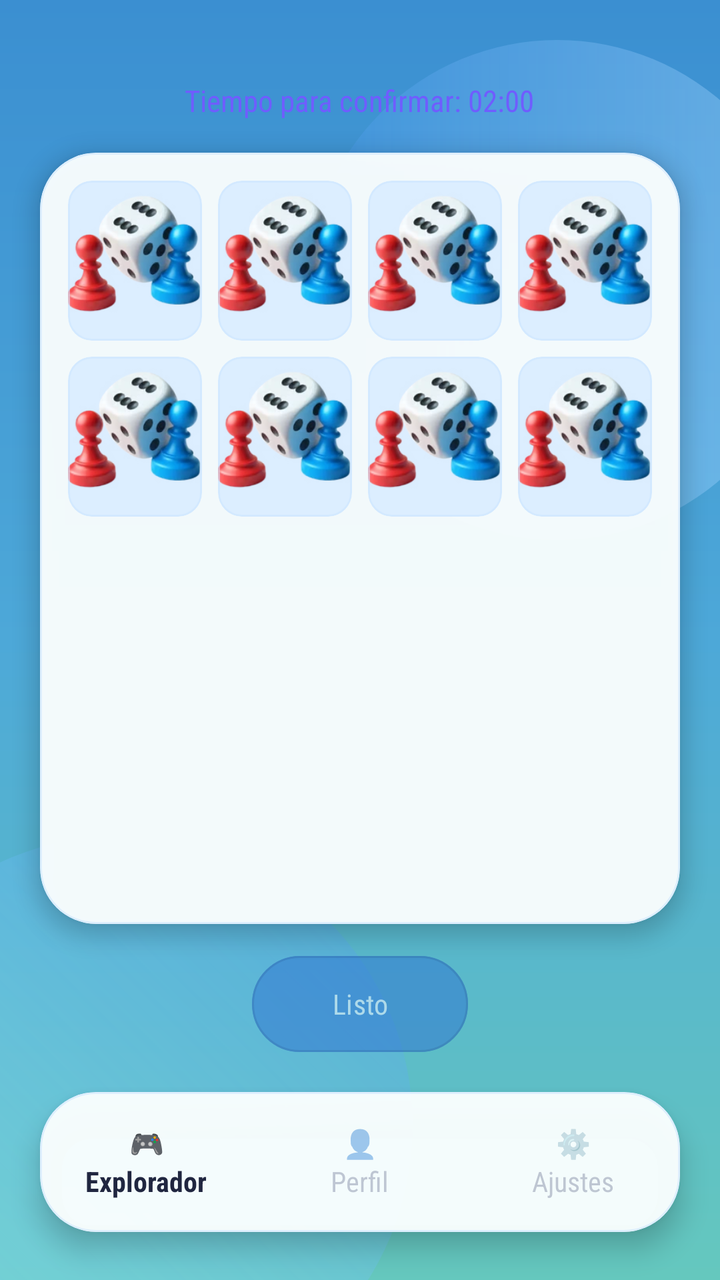
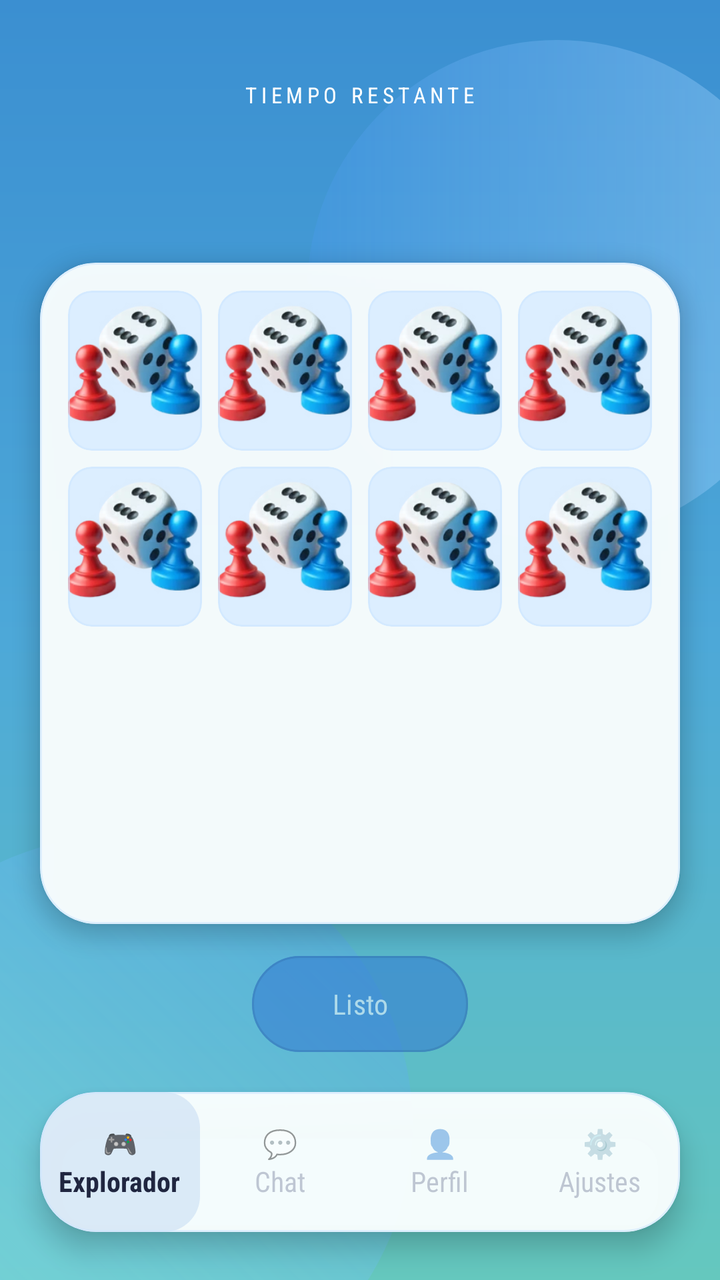

Screens rendered from an Android XML layout before and after an edit, with the pre-edit source and the edit as a unified diff.
<!-- AndroidManifest.xml: application theme Theme.Aura -->
<!-- res/layout/pantalla_juegos.xml -->
<?xml version="1.0" encoding="utf-8"?>
<RelativeLayout xmlns:android="http://schemas.android.com/apk/res/android"
    xmlns:app="http://schemas.android.com/apk/res-auto"
    xmlns:tools="http://schemas.android.com/tools"
    android:id="@+id/main_juegos"
    android:layout_width="match_parent"
    android:layout_height="match_parent"
    android:background="@drawable/bg_login_gradient"
    android:clipChildren="false"
    android:clipToPadding="false"
    tools:context=".PantallaJuegos">

    
    <View
        android:id="@+id/blobTopJuegos"
        android:layout_width="250dp"
        android:layout_height="250dp"
        android:layout_alignParentEnd="true"
        android:layout_marginTop="20dp"
        android:layout_marginEnd="-44dp"
        android:background="@drawable/bg_login_blob_top" />

    <View
        android:id="@+id/blobBottomJuegos"
        android:layout_width="290dp"
        android:layout_height="290dp"
        android:layout_alignParentStart="true"
        android:layout_alignParentBottom="true"
        android:layout_marginStart="-84dp"
        android:layout_marginBottom="-68dp"
        android:background="@drawable/bg_login_blob_bottom" />

    
    <LinearLayout
        android:id="@+id/layoutTopJuegos"
        android:layout_width="match_parent"
        android:layout_height="wrap_content"
        android:layout_alignParentTop="true"
        android:layout_marginTop="40dp"
        android:gravity="center"
        android:orientation="vertical">

        <TextView
            android:id="@+id/tvContadorListo"
            android:layout_width="wrap_content"
            android:layout_height="wrap_content"
            android:fontFamily="sans-serif-condensed"
            android:text="Tiempo para confirmar: 02:00"
            android:textColor="@color/aura_subtitle_color"
            android:textSize="15sp"
            android:maxLines="1"
            android:ellipsize="end" />

    </LinearLayout>

    
    <com.google.android.material.card.MaterialCardView
        android:id="@+id/cardBottomNav"
        android:layout_width="match_parent"
        android:layout_height="70dp"
        android:layout_alignParentBottom="true"
        android:layout_marginHorizontal="20dp"
        android:layout_marginBottom="24dp"
        app:cardBackgroundColor="@color/login_card_bg"
        app:cardCornerRadius="28dp"
        app:cardElevation="8dp"
        app:strokeColor="@color/login_card_stroke"
        app:strokeWidth="1dp">

        <LinearLayout
            android:layout_width="match_parent"
            android:layout_height="match_parent"
            android:orientation="horizontal"
            android:gravity="center"
            android:weightSum="3">

            
            <LinearLayout
                android:id="@+id/navPaginaExplorador"
                android:layout_width="0dp"
                android:layout_height="match_parent"
                android:layout_weight="1"
                android:gravity="center"
                android:orientation="vertical"
                android:clickable="true"
                android:focusable="true">
                <TextView
                    android:layout_width="wrap_content"
                    android:layout_height="wrap_content"
                    android:text="🎮"
                    android:textSize="14sp" />
                <TextView
                    android:layout_width="wrap_content"
                    android:layout_height="wrap_content"
                    android:fontFamily="sans-serif-condensed"
                    android:text="Explorador"
                    android:textColor="@color/aura_text_primary"
                    android:textSize="14sp"
                    android:textStyle="bold" />
            </LinearLayout>

            
            <LinearLayout
                android:id="@+id/navPerfil"
                android:layout_width="0dp"
                android:layout_height="match_parent"
                android:layout_weight="1"
                android:gravity="center"
                android:orientation="vertical"
                android:clickable="true"
                android:focusable="true"
                android:alpha="0.4">
                <TextView
                    android:layout_width="wrap_content"
                    android:layout_height="wrap_content"
                    android:text="👤"
                    android:textSize="14sp" />
                <TextView
                    android:layout_width="wrap_content"
                    android:layout_height="wrap_content"
                    android:fontFamily="sans-serif-condensed"
                    android:text="Perfil"
                    android:textColor="@color/aura_text_hint"
                    android:textSize="14sp" />
            </LinearLayout>

            
            <LinearLayout
                android:id="@+id/navConfiguraciones"
                android:layout_width="0dp"
                android:layout_height="match_parent"
                android:layout_weight="1"
                android:gravity="center"
                android:orientation="vertical"
                android:clickable="true"
                android:focusable="true"
                android:alpha="0.4">
                <TextView
                    android:layout_width="wrap_content"
                    android:layout_height="wrap_content"
                    android:text="⚙️"
                    android:textSize="14sp" />
                <TextView
                    android:layout_width="wrap_content"
                    android:layout_height="wrap_content"
                    android:fontFamily="sans-serif-condensed"
                    android:text="Ajustes"
                    android:textColor="@color/aura_text_hint"
                    android:textSize="14sp" />
            </LinearLayout>

        </LinearLayout>
    </com.google.android.material.card.MaterialCardView>

    
    <com.google.android.material.button.MaterialButton


        android:id="@+id/btnAccionJuegos"
        android:layout_width="wrap_content"
        android:layout_height="56dp"
        android:layout_above="@id/cardBottomNav"
        android:layout_centerHorizontal="true"
        android:layout_marginBottom="16dp"
        android:fontFamily="sans-serif-condensed"
        android:enabled="false"
        android:clickable="false"
        android:alpha="0.5"
        android:text="Listo"
        android:textColor="@color/login_btn_text"
        android:textSize="14sp"
        android:paddingStart="40dp"
        android:paddingEnd="40dp"
        app:backgroundTint="@color/login_btn_bg"
        app:cornerRadius="28dp"
        app:strokeColor="@color/login_btn_stroke"
        app:strokeWidth="1dp" />

    
    <com.google.android.material.card.MaterialCardView
        android:id="@+id/cardViewJuegos"
        android:layout_width="match_parent"
        android:layout_height="0dp"
        android:layout_above="@id/btnAccionJuegos"
        android:layout_below="@id/layoutTopJuegos"
        android:layout_centerHorizontal="true"
        android:layout_marginHorizontal="20dp"
        android:layout_marginTop="16dp"
        android:layout_marginBottom="12dp"
        app:cardBackgroundColor="@color/login_card_bg"
        app:cardCornerRadius="28dp"
        app:cardElevation="6dp"
        app:strokeColor="@color/login_card_stroke"
        app:strokeWidth="1dp">

        <ScrollView
            android:layout_width="match_parent"
            android:layout_height="match_parent"
            android:padding="10dp"
            android:fadeScrollbars="false">

            <GridLayout
                android:layout_width="match_parent"
                android:layout_height="wrap_content"
                android:columnCount="4"
                android:alignmentMode="alignMargins"
                android:columnOrderPreserved="false">

                <com.google.android.material.card.MaterialCardView
                    android:id="@+id/cardJuego1"
                    android:layout_width="0dp"
                    android:layout_height="80dp"
                    android:layout_columnWeight="1"
                    android:layout_margin="4dp"
                    app:cardBackgroundColor="@color/login_dropdown_field_bg"
                    app:cardCornerRadius="12dp"
                    app:strokeColor="@color/login_card_stroke"
                    app:strokeWidth="1dp">
                    <ImageView android:layout_width="match_parent" android:layout_height="match_parent" android:scaleType="centerCrop" android:src="@drawable/mesa" />
                </com.google.android.material.card.MaterialCardView>

                <com.google.android.material.card.MaterialCardView
                    android:id="@+id/cardJuego2"
                    android:layout_width="0dp"
                    android:layout_height="80dp"
                    android:layout_columnWeight="1"
                    android:layout_margin="4dp"
                    app:cardBackgroundColor="@color/login_dropdown_field_bg"
                    app:cardCornerRadius="12dp"
                    app:strokeColor="@color/login_card_stroke"
                    app:strokeWidth="1dp">
                    <ImageView android:layout_width="match_parent" android:layout_height="match_parent" android:scaleType="centerCrop" android:src="@drawable/mesa" />
                </com.google.android.material.card.MaterialCardView>

                <com.google.android.material.card.MaterialCardView
                    android:id="@+id/cardJuego3"
                    android:layout_width="0dp"
                    android:layout_height="80dp"
                    android:layout_columnWeight="1"
                    android:layout_margin="4dp"
                    app:cardBackgroundColor="@color/login_dropdown_field_bg"
                    app:cardCornerRadius="12dp"
                    app:strokeColor="@color/login_card_stroke"
                    app:strokeWidth="1dp">
                    <ImageView android:layout_width="match_parent" android:layout_height="match_parent" android:scaleType="centerCrop" android:src="@drawable/mesa" />
                </com.google.android.material.card.MaterialCardView>

                <com.google.android.material.card.MaterialCardView
                    android:id="@+id/cardJuego4"
                    android:layout_width="0dp"
                    android:layout_height="80dp"
                    android:layout_columnWeight="1"
                    android:layout_margin="4dp"
                    app:cardBackgroundColor="@color/login_dropdown_field_bg"
                    app:cardCornerRadius="12dp"
                    app:strokeColor="@color/login_card_stroke"
                    app:strokeWidth="1dp">
                    <ImageView android:layout_width="match_parent" android:layout_height="match_parent" android:scaleType="centerCrop" android:src="@drawable/mesa" />
                </com.google.android.material.card.MaterialCardView>

                <com.google.android.material.card.MaterialCardView
                    android:id="@+id/cardJuego5"
                    android:layout_width="0dp"
                    android:layout_height="80dp"
                    android:layout_columnWeight="1"
                    android:layout_margin="4dp"
                    app:cardBackgroundColor="@color/login_dropdown_field_bg"
                    app:cardCornerRadius="12dp"
                    app:strokeColor="@color/login_card_stroke"
                    app:strokeWidth="1dp">
                    <ImageView android:layout_width="match_parent" android:layout_height="match_parent" android:scaleType="centerCrop" android:src="@drawable/mesa" />
                </com.google.android.material.card.MaterialCardView>

                <com.google.android.material.card.MaterialCardView
                    android:id="@+id/cardJuego6"
                    android:layout_width="0dp"
                    android:layout_height="80dp"
                    android:layout_columnWeight="1"
                    android:layout_margin="4dp"
                    app:cardBackgroundColor="@color/login_dropdown_field_bg"
                    app:cardCornerRadius="12dp"
                    app:strokeColor="@color/login_card_stroke"
                    app:strokeWidth="1dp">
                    <ImageView android:layout_width="match_parent" android:layout_height="match_parent" android:scaleType="centerCrop" android:src="@drawable/mesa" />
                </com.google.android.material.card.MaterialCardView>

                <com.google.android.material.card.MaterialCardView
                    android:id="@+id/cardJuego7"
                    android:layout_width="0dp"
                    android:layout_height="80dp"
                    android:layout_columnWeight="1"
                    android:layout_margin="4dp"
                    app:cardBackgroundColor="@color/login_dropdown_field_bg"
                    app:cardCornerRadius="12dp"
                    app:strokeColor="@color/login_card_stroke"
                    app:strokeWidth="1dp">
                    <ImageView android:layout_width="match_parent" android:layout_height="match_parent" android:scaleType="centerCrop" android:src="@drawable/mesa" />
                </com.google.android.material.card.MaterialCardView>

                <com.google.android.material.card.MaterialCardView
                    android:id="@+id/cardJuego8"
                    android:layout_width="0dp"
                    android:layout_height="80dp"
                    android:layout_columnWeight="1"
                    android:layout_margin="4dp"
                    app:cardBackgroundColor="@color/login_dropdown_field_bg"
                    app:cardCornerRadius="12dp"
                    app:strokeColor="@color/login_card_stroke"
                    app:strokeWidth="1dp">
                    <ImageView android:layout_width="match_parent" android:layout_height="match_parent" android:scaleType="centerCrop" android:src="@drawable/mesa" />
                </com.google.android.material.card.MaterialCardView>

            </GridLayout>
        </ScrollView>
    </com.google.android.material.card.MaterialCardView>

</RelativeLayout>
<!-- resources referenced by this layout -->
<resources>
  <color name="aura_subtitle_color">#6F5DFF</color>
  <color name="aura_text_hint">#6E7694</color>
  <color name="aura_text_primary">#202640</color>
  <color name="login_btn_bg">#2E73D1</color>
  <color name="login_btn_stroke">#2057B3</color>
  <color name="login_btn_text">#FFFFFFFF</color>
  <color name="login_card_bg">#F4FBFFFF</color>
  <color name="login_card_stroke">#90CDE7FF</color>
  <color name="login_dropdown_field_bg">#DCEEFF</color>
  <!-- drawable bg_login_blob_bottom (drawable) -->
  <?xml version="1.0" encoding="utf-8"?>
  <shape xmlns:android="http://schemas.android.com/apk/res/android" android:shape="oval">
      <gradient
          android:angle="45"
          android:startColor="@color/login_blob_bottom_start"
          android:endColor="@color/login_blob_bottom_end"
          android:type="linear" />
  </shape>
  <!-- drawable bg_login_blob_top (drawable) -->
  <?xml version="1.0" encoding="utf-8"?>
  <shape xmlns:android="http://schemas.android.com/apk/res/android" android:shape="oval">
      <gradient
          android:angle="180"
          android:startColor="@color/login_blob_top_start"
          android:endColor="@color/login_blob_top_end"
          android:type="linear" />
  </shape>
  <!-- drawable bg_login_gradient (drawable) -->
  <?xml version="1.0" encoding="utf-8"?>
  <shape xmlns:android="http://schemas.android.com/apk/res/android" android:shape="rectangle">
      <gradient
          android:angle="300"
          android:startColor="@color/login_bg_start"
          android:centerColor="@color/login_bg_center"
          android:endColor="@color/login_bg_end"
          android:type="linear" />
  </shape>
  <!-- drawable mesa: webp bitmap (drawable, 10792 bytes) -->
  <style name="Theme.Aura" parent="Base.Theme.Aura" />
  <color name="login_blob_bottom_start">#6699F0FF</color>
  <color name="login_blob_bottom_end">#333F7FFF</color>
  <color name="login_blob_top_start">#66A9D9FF</color>
  <color name="login_blob_top_end">#334D9BFF</color>
  <color name="login_bg_start">#3B8FD1</color>
  <color name="login_bg_center">#4DA8D8</color>
  <color name="login_bg_end">#65C8BE</color>
  <style name="Base.Theme.Aura" parent="Theme.Material3.DayNight.NoActionBar">
          <item name="colorPrimary">@color/aura_btn_fill</item>
          <item name="colorOnPrimary">@color/white</item>
          <item name="android:windowBackground">@color/aura_card_bg</item>
      </style>
  <color name="aura_btn_fill">#DC284F</color>
  <color name="white">#FFFFFFFF</color>
  <color name="aura_card_bg">#F7F8FC</color>
</resources>

<!-- the commit's change to res/layout/pantalla_juegos.xml (unified diff, before → after) -->
@@ -41,15 +41,30 @@
         android:orientation="vertical">
 
         <TextView
+            android:layout_width="wrap_content"
+            android:layout_height="wrap_content"
+            android:fontFamily="sans-serif-condensed"
+            android:text="Tiempo restante"
+            android:textAllCaps="true"
+            android:textColor="@color/white"
+            android:textSize="11sp"
+            android:letterSpacing="0.2" />
+
+        <TextView
             android:id="@+id/tvContadorListo"
             android:layout_width="wrap_content"
             android:layout_height="wrap_content"
-            android:fontFamily="sans-serif-condensed"
-            android:text="Tiempo para confirmar: 02:00"
-            android:textColor="@color/aura_subtitle_color"
-            android:textSize="15sp"
-            android:maxLines="1"
-            android:ellipsize="end" />
+            android:layout_marginTop="2dp"
+            android:fontFamily="sans-serif-black"
+            android:text=""
+            android:textColor="#00E676"
+            android:textSize="44sp"
+            android:textStyle="bold"
+            android:letterSpacing="0.05"
+            android:shadowColor="#80000000"
+            android:shadowDx="2"
+            android:shadowDy="2"
+            android:shadowRadius="4" />
 
     </LinearLayout>
 
@@ -72,7 +87,7 @@
             android:layout_height="match_parent"
             android:orientation="horizontal"
             android:gravity="center"
-            android:weightSum="3">
+            android:weightSum="4">
 
             
             <LinearLayout
@@ -83,7 +98,8 @@
                 android:gravity="center"
                 android:orientation="vertical"
                 android:clickable="true"
-                android:focusable="true">
+                android:focusable="true"
+                android:background="@drawable/bg_nav_active">
                 <TextView
                     android:layout_width="wrap_content"
                     android:layout_height="wrap_content"
@@ -97,6 +113,30 @@
                     android:textColor="@color/aura_text_primary"
                     android:textSize="14sp"
                     android:textStyle="bold" />
+            </LinearLayout>
+
+            <LinearLayout
+                android:id="@+id/navChat"
+                android:layout_width="0dp"
+                android:layout_height="match_parent"
+                android:layout_weight="1"
+                android:gravity="center"
+                android:orientation="vertical"
+                android:clickable="true"
+                android:focusable="true"
+                android:alpha="0.4">
+                <TextView
+                    android:layout_width="wrap_content"
+                    android:layout_height="wrap_content"
+                    android:text="💬"
+                    android:textSize="14sp" />
+                <TextView
+                    android:layout_width="wrap_content"
+                    android:layout_height="wrap_content"
+                    android:fontFamily="sans-serif-condensed"
+                    android:text="Chat"
+                    android:textColor="@color/aura_text_hint"
+                    android:textSize="14sp" />
             </LinearLayout>
 
             
@@ -194,6 +234,7 @@
         app:strokeWidth="1dp">
 
         <ScrollView
+            android:id="@+id/scrollViewJuegos"
             android:layout_width="match_parent"
             android:layout_height="match_parent"
             android:padding="10dp"
@@ -215,7 +256,9 @@
                     app:cardBackgroundColor="@color/login_dropdown_field_bg"
                     app:cardCornerRadius="12dp"
                     app:strokeColor="@color/login_card_stroke"
-                    app:strokeWidth="1dp">
+                    app:strokeWidth="1dp"
+                    android:clickable="true"
+                    android:focusable="true">
                     <ImageView android:layout_width="match_parent" android:layout_height="match_parent" android:scaleType="centerCrop" android:src="@drawable/mesa" />
                 </com.google.android.material.card.MaterialCardView>
 
@@ -312,6 +355,46 @@
 
             </GridLayout>
         </ScrollView>
+
+        
+        <LinearLayout
+            android:id="@+id/layoutSimuladorJuego"
+            android:layout_width="match_parent"
+            android:layout_height="match_parent"
+            android:orientation="vertical"
+            android:gravity="center"
+            android:visibility="gone"
+            android:padding="20dp">
+
+            <TextView
+                android:layout_width="wrap_content"
+                android:layout_height="wrap_content"
+                android:text="🎮 Minijuego en curso..."
+                android:textSize="20sp"
+                android:textStyle="bold"
+                android:textColor="@color/aura_text_primary"
+                android:fontFamily="sans-serif-condensed"
+                android:layout_marginBottom="24dp"/>
+
+            <com.google.android.material.button.MaterialButton
+                android:id="@+id/btnSimularGanar"
+                android:layout_width="match_parent"
+                android:layout_height="60dp"
+                android:text="¡PASAR NIVEL!"
+                android:textSize="16sp"
+                app:backgroundTint="#00E676"
+                app:cornerRadius="12dp"
+                android:layout_marginBottom="12dp"/>
+
+            <com.google.android.material.button.MaterialButton
+                android:id="@+id/btnSimularSalir"
+                android:layout_width="match_parent"
+                android:layout_height="60dp"
+                android:text="Salir sin jugar"
+                android:textSize="16sp"
+                app:backgroundTint="#F44336"
+                app:cornerRadius="12dp"/>
+        </LinearLayout>
     </com.google.android.material.card.MaterialCardView>
 
 </RelativeLayout>
<!-- resource entries referenced after the edit -->
@@ -1,6 +1,5 @@
 <!-- resources referenced by this layout -->
 <resources>
-  <color name="aura_subtitle_color">#6F5DFF</color>
   <color name="aura_text_hint">#6E7694</color>
   <color name="aura_text_primary">#202640</color>
   <color name="login_btn_bg">#2E73D1</color>
@@ -37,6 +36,12 @@
           android:endColor="@color/login_bg_end"
           android:type="linear" />
   </shape>
+  <!-- drawable bg_nav_active (drawable) -->
+  <?xml version="1.0" encoding="utf-8"?>
+  <shape xmlns:android="http://schemas.android.com/apk/res/android">
+      <solid android:color="#222E73D1" />
+      <corners android:radius="18dp" />
+  </shape>
   <!-- drawable mesa: webp bitmap (drawable, 10792 bytes) -->
   <style name="Theme.Aura" parent="Base.Theme.Aura" />
   <color name="login_blob_bottom_start">#6699F0FF</color>
